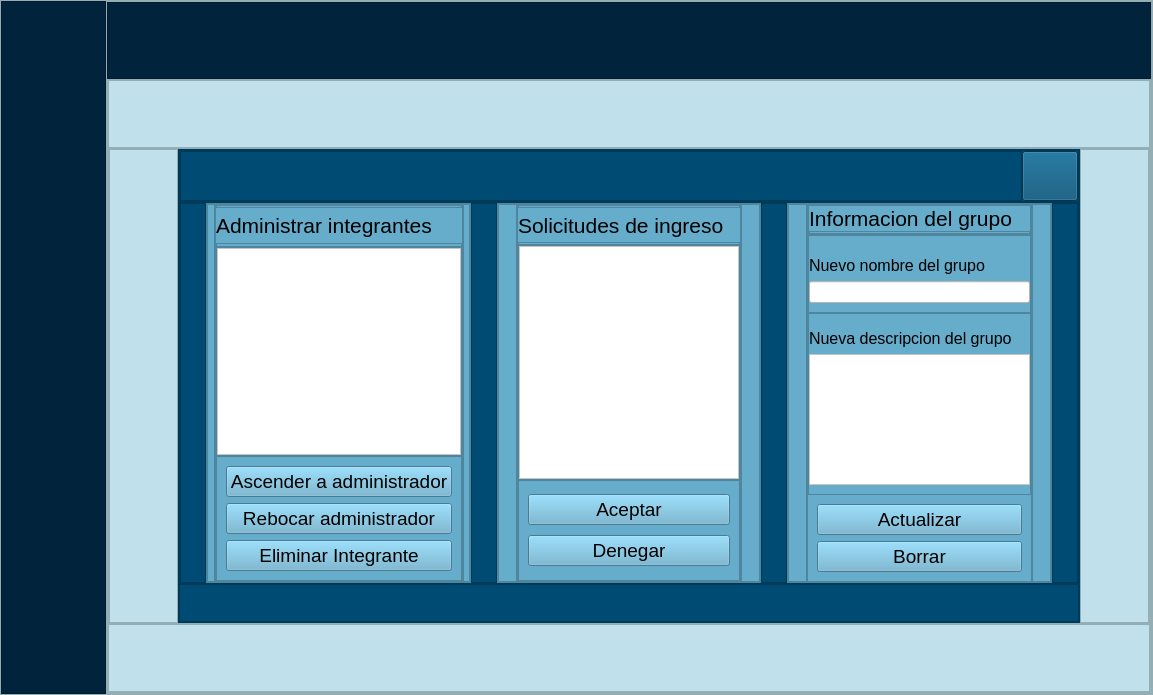
The window that src/resources/interface/Ventana_AdministracionGrupos.ui (Yosoyepa/MyUnApp) describes before a commit, drawn with Qt 5.
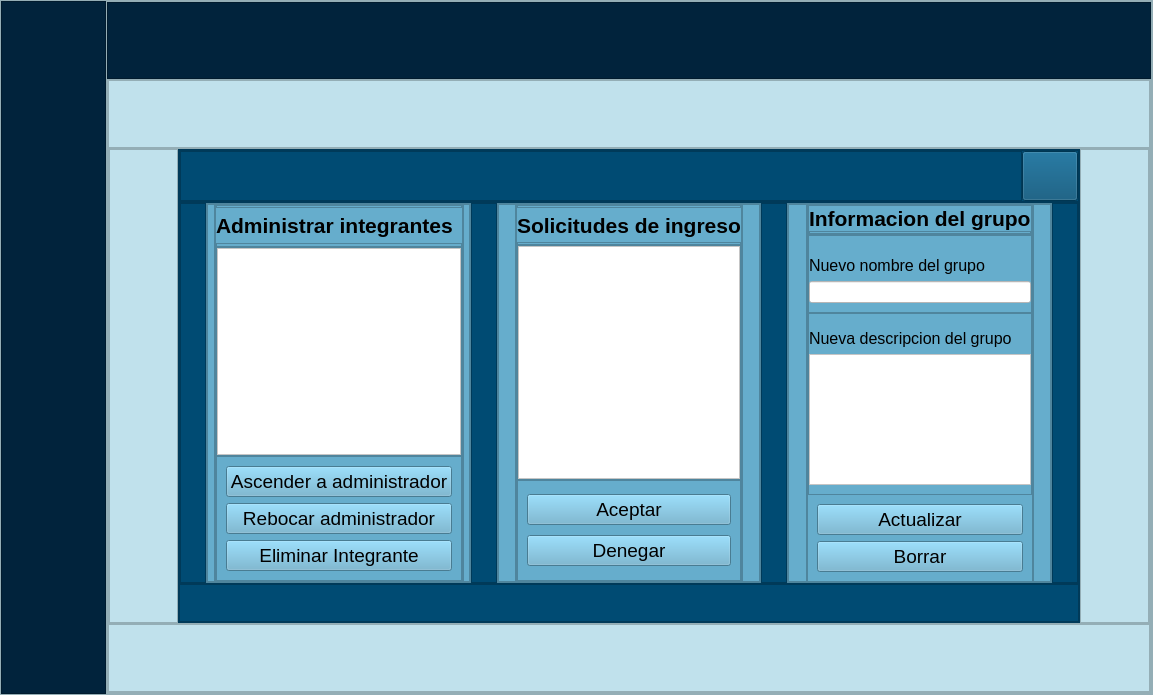
The same window after the commit. Icons and pictures are not drawn.

Commit message: Retoques ventanas grupos

What changed in the file:
```diff
--- a/src/resources/interface/Ventana_AdministracionGrupos.ui
+++ b/src/resources/interface/Ventana_AdministracionGrupos.ui
@@ -538,6 +538,8 @@
                               <property name="font">
                                <font>
                                 <pointsize>16</pointsize>
+                                <weight>75</weight>
+                                <bold>true</bold>
                                </font>
                               </property>
                               <property name="text">
@@ -752,6 +754,8 @@
                               <property name="font">
                                <font>
                                 <pointsize>16</pointsize>
+                                <weight>75</weight>
+                                <bold>true</bold>
                                </font>
                               </property>
                               <property name="text">
@@ -779,7 +783,7 @@
                                 <rect>
                                  <x>0</x>
                                  <y>0</y>
-                                 <width>220</width>
+                                 <width>225</width>
                                  <height>233</height>
                                 </rect>
                                </property>
@@ -965,6 +969,8 @@
                                  <property name="font">
                                   <font>
                                    <pointsize>16</pointsize>
+                                   <weight>75</weight>
+                                   <bold>true</bold>
                                   </font>
                                  </property>
                                  <property name="text">
```
Left out of the diff: 26 changed lines with no effect on the pictures.
